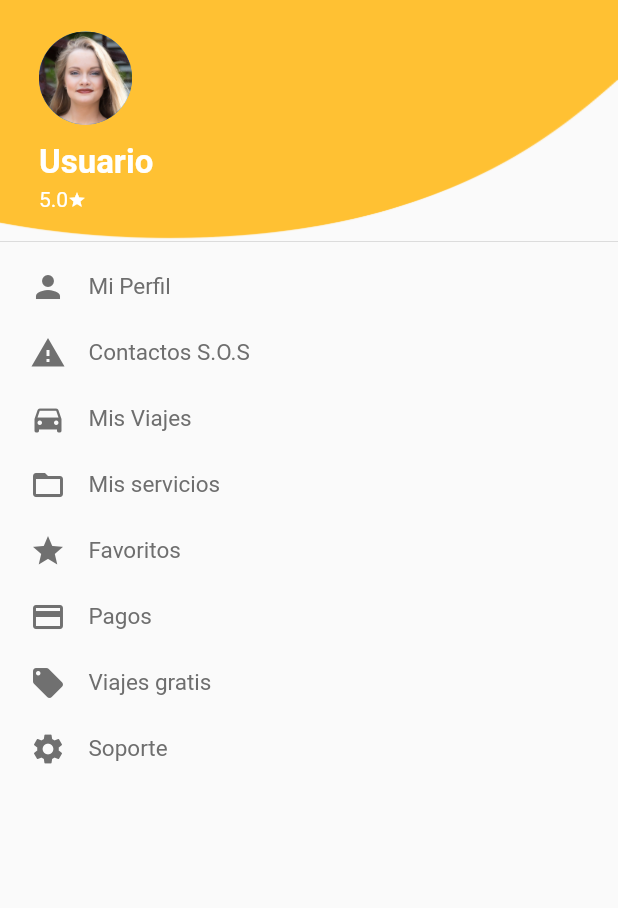
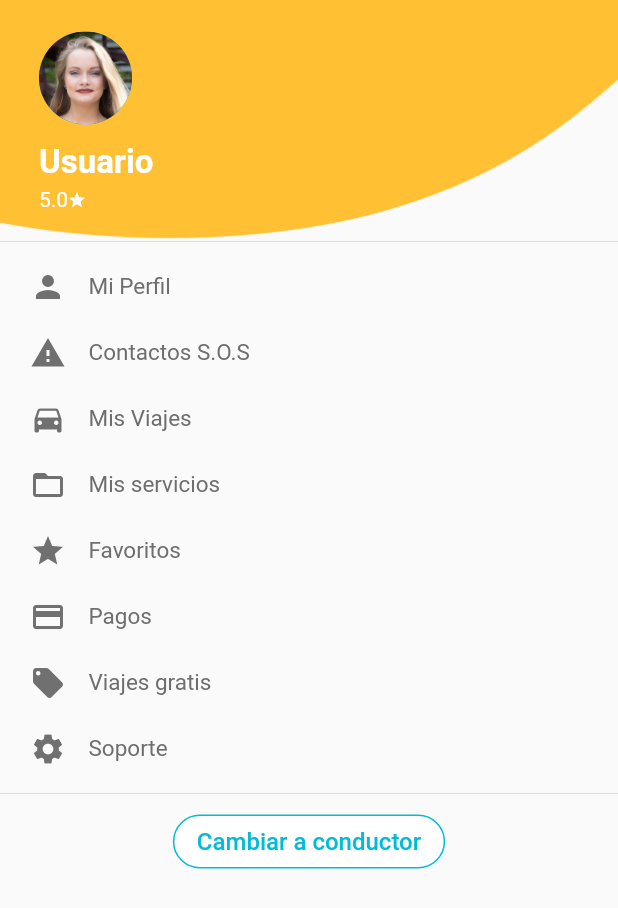
Before and after one commit to combattardigrade/uber_clone, a Flutter app: the HomeMenuDrawer widget shown alone on an empty page, opened directly, on a phone screen of 412 x 824 dp. Shown: the top 908 px of the screen. Run offline on Flutter 3.47's test engine with Material 2 defaults, Android fonts, the light colour scheme and no system bars; our stand-ins replace country_code_picker, geolocator, google_maps_flutter, intro_slider, pin_code_fields.

Commit message:
drawer bottom btn

```diff
--- a/lib/src/widgets/home_menu_drawer.dart
+++ b/lib/src/widgets/home_menu_drawer.dart
@@ -68,6 +68,33 @@ class _HomeMenuDrawerState extends State<HomeMenuDrawer> {
             linkMenuDrawer('Soporte', Icons.settings, () {
               Navigator.pushNamed(context, '/payment');
             }),
+            Divider(),
+            Container(
+
+              alignment: Alignment.bottomCenter,
+              child: Material(
+                elevation: 0.0,
+                child: MaterialButton(
+                  elevation: 0.0,
+                  // minWidth: MediaQuery.of(context).size.width * 0.6,
+                  shape: RoundedRectangleBorder(
+                    borderRadius: BorderRadius.circular(18.0),
+                    side: BorderSide(color: Colors.cyan),
+                  ),
+                  color: Colors.white,
+                  textColor: Colors.cyan,
+                  padding:
+                      EdgeInsets.symmetric(vertical: 8.0, horizontal: 16.0),
+                  onPressed: () {},
+                  child: Text(
+                    'Cambiar a conductor',
+                    style: TextStyle(
+                      fontSize: 16.0,
+                    ),
+                  ),
+                ),
+              ),
+            ),
           ],
           crossAxisAlignment: CrossAxisAlignment.start,
         )
```
